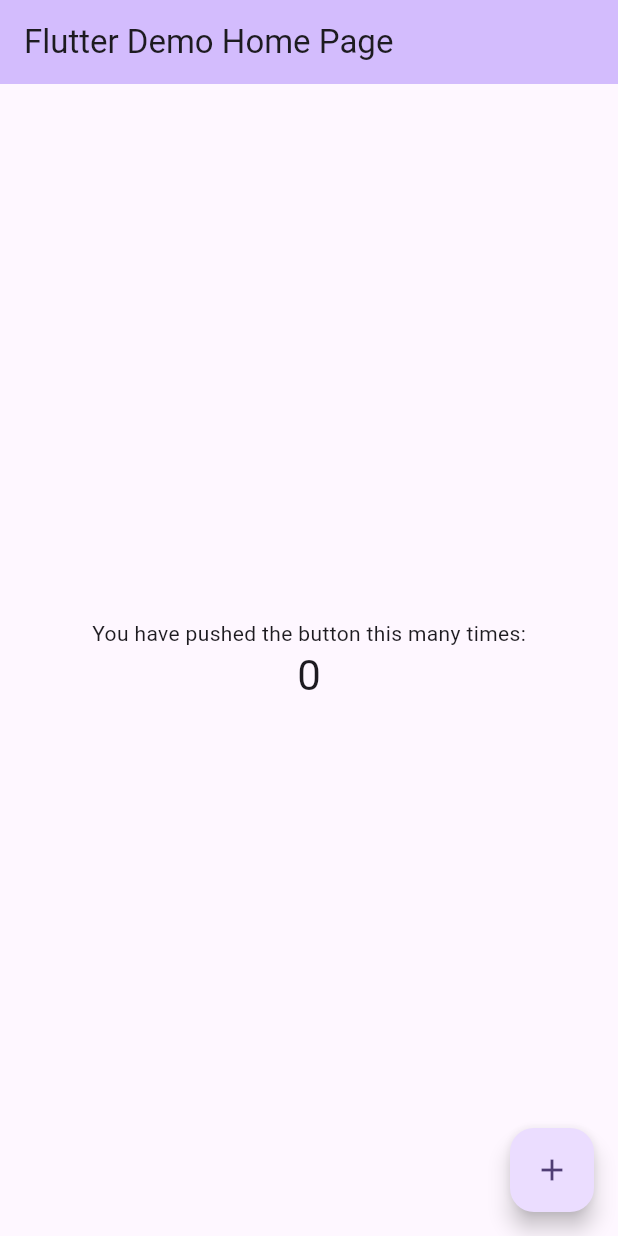
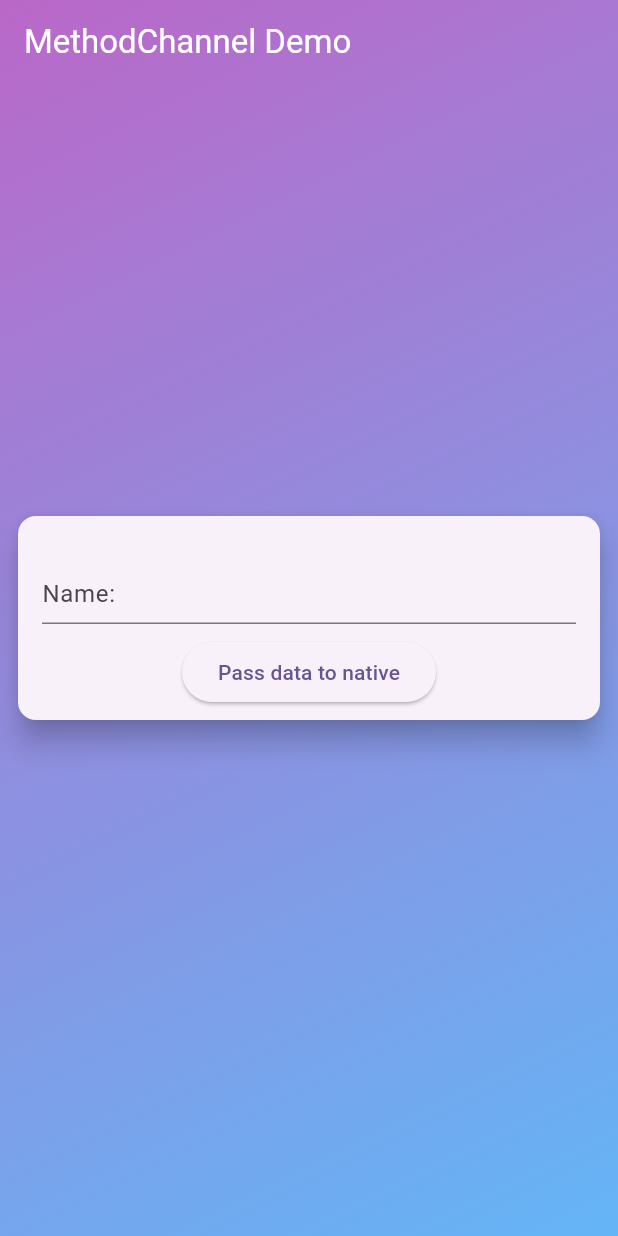
Before and after one commit to avadhksapariya/direct-reply-notification, a Flutter app: the screen it shows after launch, on a phone screen of 412 x 824 dp. Run offline on Flutter 3.47's test engine with Material 3 defaults, Android fonts, the phone set to English and light mode, and no system bars.

Commit message:
Platform Channel                - Added method channel to pass name and receive it back from native Android side.                - Revamped entire app UI to make it better appealing.

```diff
--- a/lib/main.dart
+++ b/lib/main.dart
@@ -1,4 +1,5 @@
 import 'package:flutter/material.dart';
+import 'package:flutter/services.dart';
 
 void main() {
   runApp(const MyApp());
@@ -7,120 +8,110 @@ void main() {
 class MyApp extends StatelessWidget {
   const MyApp({super.key});
 
-  // This widget is the root of your application.
   @override
   Widget build(BuildContext context) {
     return MaterialApp(
       debugShowCheckedModeBanner: false,
       title: 'Flutter Demo',
       theme: ThemeData(
-        // This is the theme of your application.
-        //
-        // TRY THIS: Try running your application with "flutter run". You'll see
-        // the application has a purple toolbar. Then, without quitting the app,
-        // try changing the seedColor in the colorScheme below to Colors.green
-        // and then invoke "hot reload" (save your changes or press the "hot
-        // reload" button in a Flutter-supported IDE, or press "r" if you used
-        // the command line to start the app).
-        //
-        // Notice that the counter didn't reset back to zero; the application
-        // state is not lost during the reload. To reset the state, use hot
-        // restart instead.
-        //
-        // This works for code too, not just values: Most code changes can be
-        // tested with just a hot reload.
         colorScheme: ColorScheme.fromSeed(seedColor: Colors.deepPurple),
         useMaterial3: true,
       ),
-      home: const MyHomePage(title: 'Flutter Demo Home Page'),
+      home: const MyHomePage(),
     );
   }
 }
 
 class MyHomePage extends StatefulWidget {
-  const MyHomePage({super.key, required this.title});
-
-  // This widget is the home page of your application. It is stateful, meaning
-  // that it has a State object (defined below) that contains fields that affect
-  // how it looks.
-
-  // This class is the configuration for the state. It holds the values (in this
-  // case the title) provided by the parent (in this case the App widget) and
-  // used by the build method of the State. Fields in a Widget subclass are
-  // always marked "final".
-
-  final String title;
+  const MyHomePage({super.key});
 
   @override
   State<MyHomePage> createState() => _MyHomePageState();
 }
 
 class _MyHomePageState extends State<MyHomePage> {
-  int _counter = 0;
+  static const platform = MethodChannel('com.app.platform_channel/method_calls');
+  String msgFromNative = '';
 
-  void _incrementCounter() {
+  TextEditingController nameController = TextEditingController();
+  bool validate = false;
+
+  Future<void> passDataToNative(String userName) async {
+    try {
+      var result = await platform.invokeMethod('passDataToNative', [
+        {"text": userName}
+      ]);
+      msgFromNative = ' $result';
+    } on PlatformException catch (e) {
+      msgFromNative = "Failed to get battery level: '${e.message}'.";
+    }
     setState(() {
-      // This call to setState tells the Flutter framework that something has
-      // changed in this State, which causes it to rerun the build method below
-      // so that the display can reflect the updated values. If we changed
-      // _counter without calling setState(), then the build method would not be
-      // called again, and so nothing would appear to happen.
-      _counter++;
+      msgFromNative = msgFromNative;
     });
   }
 
   @override
   Widget build(BuildContext context) {
-    // This method is rerun every time setState is called, for instance as done
-    // by the _incrementCounter method above.
-    //
-    // The Flutter framework has been optimized to make rerunning build methods
-    // fast, so that you can just rebuild anything that needs updating rather
-    // than having to individually change instances of widgets.
     return Scaffold(
+      extendBodyBehindAppBar: true,
       appBar: AppBar(
-        // TRY THIS: Try changing the color here to a specific color (to
-        // Colors.amber, perhaps?) and trigger a hot reload to see the AppBar
-        // change color while the other colors stay the same.
-        backgroundColor: Theme.of(context).colorScheme.inversePrimary,
-        // Here we take the value from the MyHomePage object that was created by
-        // the App.build method, and use it to set our appbar title.
-        title: Text(widget.title),
+        title: const Text(
+          'MethodChannel Demo',
+          style: TextStyle(color: Colors.white),
+        ),
+        backgroundColor: Colors.transparent,
       ),
-      body: Center(
-        // Center is a layout widget. It takes a single child and positions it
-        // in the middle of the parent.
-        child: Column(
-          // Column is also a layout widget. It takes a list of children and
-          // arranges them vertically. By default, it sizes itself to fit its
-          // children horizontally, and tries to be as tall as its parent.
-          //
-          // Column has various properties to control how it sizes itself and
-          // how it positions its children. Here we use mainAxisAlignment to
-          // center the children vertically; the main axis here is the vertical
-          // axis because Columns are vertical (the cross axis would be
-          // horizontal).
-          //
-          // TRY THIS: Invoke "debug painting" (choose the "Toggle Debug Paint"
-          // action in the IDE, or press "p" in the console), to see the
-          // wireframe for each widget.
-          mainAxisAlignment: MainAxisAlignment.center,
-          children: <Widget>[
-            const Text(
-              'You have pushed the button this many times:',
+      body: Container(
+        decoration: BoxDecoration(
+          gradient: LinearGradient(
+            colors: [
+              Colors.purple[300]!,
+              Colors.blue[300]!,
+            ],
+            begin: Alignment.topLeft,
+            end: Alignment.bottomRight,
+          ),
+        ),
+        child: Center(
+          child: Card(
+            elevation: 8,
+            shadowColor: Colors.black,
+            margin: const EdgeInsets.all(12.0),
+            child: Padding(
+              padding: const EdgeInsets.all(8.0),
+              child: Column(
+                mainAxisSize: MainAxisSize.min,
+                mainAxisAlignment: MainAxisAlignment.center,
+                children: [
+                  Padding(
+                    padding: const EdgeInsets.all(8.0),
+                    child: TextField(
+                      controller: nameController,
+                      decoration: InputDecoration(
+                        labelText: 'Name:',
+                        errorText: validate ? 'Please enter your name.' : null,
+                        alignLabelWithHint: true,
+                      ),
+                    ),
+                  ),
+                  ElevatedButton(
+                    onPressed: () {
+                      setState(() {
+                        validate = nameController.text.isEmpty;
+                      });
+                      if (validate == false) {
+                        passDataToNative(nameController.text);
+                      }
+                    },
+                    child: const Text('Pass data to native'),
+                  ),
+                  if (nameController.text.isNotEmpty) Text(msgFromNative),
+                ],
+              ),
             ),
-            Text(
-              '$_counter',
-              style: Theme.of(context).textTheme.headlineMedium,
-            ),
-          ],
+          ),
         ),
       ),
-      floatingActionButton: FloatingActionButton(
-        onPressed: _incrementCounter,
-        tooltip: 'Increment',
-        child: const Icon(Icons.add),
-      ), // This trailing comma makes auto-formatting nicer for build methods.
     );
   }
 }
```
Also changed, not shown: pubspec.lock, 2 other files.
